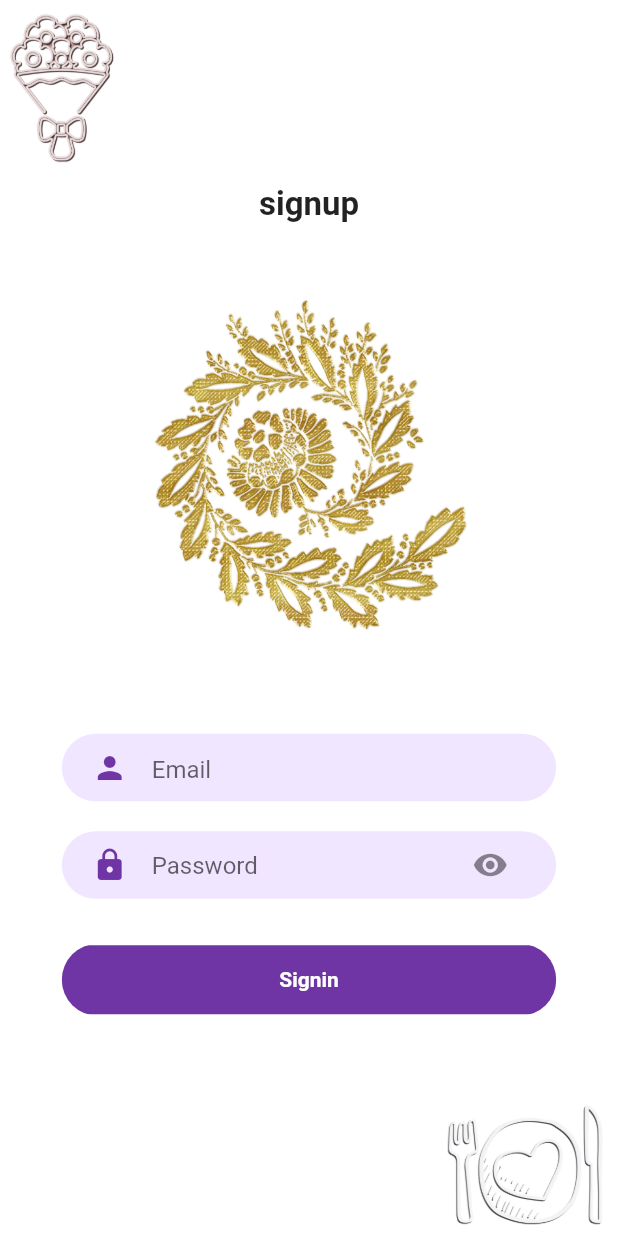
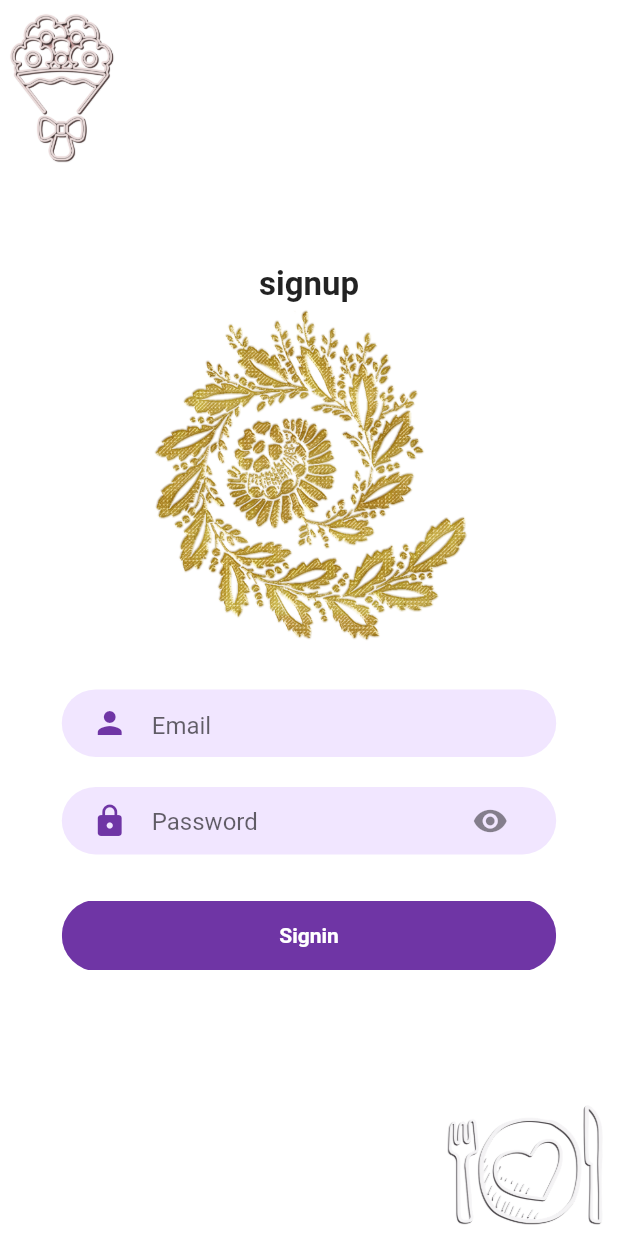
Before and after one commit to agniBit/First-flutter-app, a Flutter app: the screen it shows after launch, after a tap on "Login", on a phone screen of 412 x 824 dp. Run offline on Flutter 3.47's test engine with Material 2 defaults, Android fonts, the phone set to English and light mode, and no system bars.

Commit message:
login screen up with keyboard

```diff
--- /dev/null
+++ b/lib/Screens/loginPage/components/background.dart
@@ -0,0 +1,44 @@
+import 'package:flutter/material.dart';
+
+class Background extends StatelessWidget {
+  const Background({
+    Key key,
+    @required this.child,
+  }) : super(key: key);
+  final Widget child;
+
+  @override
+  Widget build(BuildContext context) {
+    Size size = MediaQuery.of(context).size;
+    return Container(
+      height: size.height,
+      width: size.width,
+      child: Stack(
+        alignment: Alignment.center,
+        children: [
+          Positioned(
+              top: 0,
+              left: 0,
+              child: Image.asset(
+                "assets/transparent-wedding-icon-bouquet-icon-5fc31666599653.040194881606620774367.png",
+                width: size.width * 0.2,
+              )),
+          Positioned(
+              bottom: 0,
+              right: 0,
+              child: Image.asset(
+                "assets/transparent-tools-and-utensils-icon-hand-drawn-love-elements-i-5fc3526651f4e4.0782282216066361343357.png",
+                width: size.width * 0.3,
+              )),
+          Positioned(
+            top: size.height*.24,
+            child:Image.asset(
+              "assets/kisspng-mehndi-designs-traditional-henna-body-art-tattoo-5bf276a343ef97.6899684415426167392783.png",
+              height: size.height * .3,
+          ),),
+          child,
+        ],
+      ),
+    );
+  }
+}
--- a/lib/Screens/loginPage/components/body.dart
+++ b/lib/Screens/loginPage/components/body.dart
@@ -10,25 +10,16 @@ class Body extends StatelessWidget {
     ValueChanged<String> email;
     ValueChanged<String> password;
     return Container(
+      alignment: Alignment.center,
+      height: size.height,
       child: Column(
+        mainAxisAlignment: MainAxisAlignment.center,
         children: [
-          SizedBox(
-            height: size.height * .15,
-          ),
           Text(
             'signup',
             style: TextStyle(fontWeight: FontWeight.bold, fontSize: 22),
           ),
-          SizedBox(
-            height: size.height * .05,
-          ),
-          Image.asset(
-            "assets/kisspng-mehndi-designs-traditional-henna-body-art-tattoo-5bf276a343ef97.6899684415426167392783.png",
-            height: size.height * .3,
-          ),
-          SizedBox(
-            height: size.height * .05,
-          ),
+          SizedBox(height: size.height*.3,),
           Textinputfiel(
             child: TextField(
               onChanged: email,
--- a/lib/Screens/loginPage/login.dart
+++ b/lib/Screens/loginPage/login.dart
@@ -1,35 +1,13 @@
 import 'package:flutter/material.dart';
+import 'package:login_app/Screens/loginPage/components/background.dart';
 import 'components/body.dart';
 
 class Loginscreen extends StatelessWidget {
   @override
   Widget build(BuildContext context) {
-    Size size = MediaQuery.of(context).size;
     return Scaffold(
-      // resizeToAvoidBottomPadding: true,
-      body: Container(
-          width: double.infinity,
-          height: size.height,
-          child: Stack(
-            alignment: Alignment.center,
-            children: [
-              Positioned(
-                  top: 0,
-                  left: 0,
-                  child: Image.asset(
-                    "assets/transparent-wedding-icon-bouquet-icon-5fc31666599653.040194881606620774367.png",
-                    width: size.width * 0.2,
-                  )),
-              Positioned(
-                  bottom: 0,
-                  right: 0,
-                  child: Image.asset(
-                    "assets/transparent-tools-and-utensils-icon-hand-drawn-love-elements-i-5fc3526651f4e4.0782282216066361343357.png",
-                    width: size.width * 0.3,
-                  )),
-              Body()
-            ],
-          )),
+      resizeToAvoidBottomPadding: true,
+      body: Background(child: Body(),),
     );
   }
 }
```
